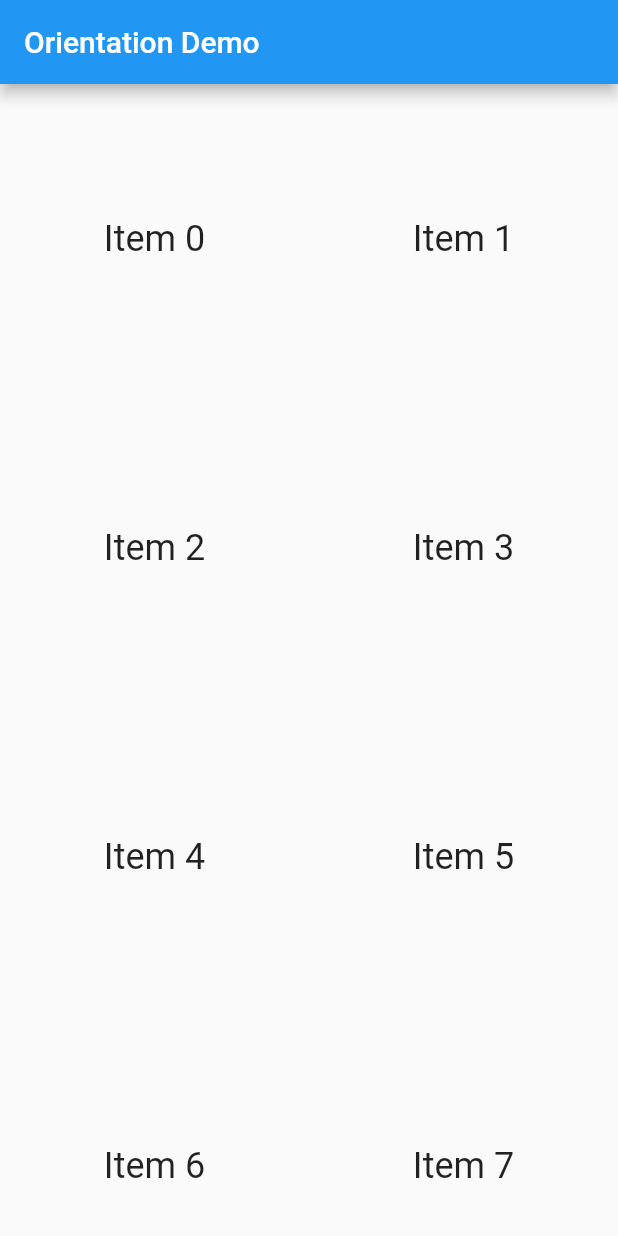
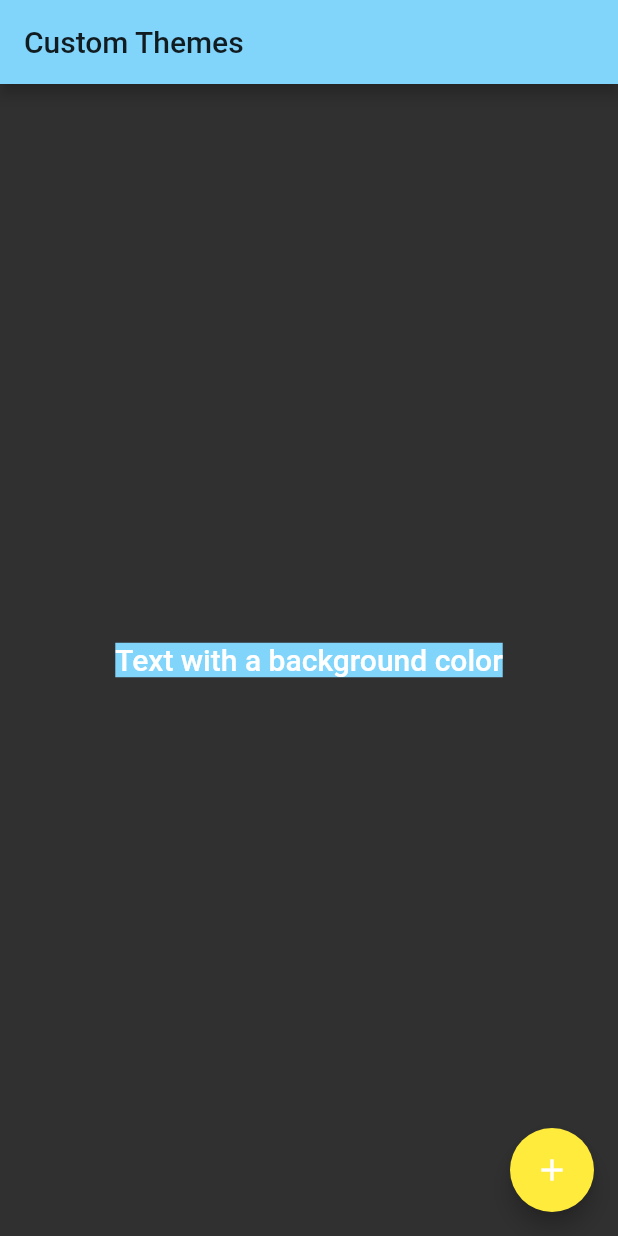
Before and after one commit to liwan11123123/flutter-test, a Flutter app: the screen it shows after launch, on a phone screen of 412 x 824 dp. Run offline on Flutter 3.47's test engine with Material 2 defaults, Android fonts, the phone set to English and light mode, and no system bars; Roboto replaces fonts that are missing (Montserrat).

Commit message:
继承父主题

```diff
--- a/lib/main.dart
+++ b/lib/main.dart
@@ -1411,8 +1411,59 @@
 //   }
 // }
 
+// // 根据横/竖屏 方向 决定绘制UI
+// import 'package:flutter/material.dart';
 
-// 根据横/竖屏 方向 决定绘制UI
+// void main() {
+//   runApp(MyApp());
+// }
+
+// class MyApp extends StatelessWidget {
+//   @override
+//   Widget build(BuildContext context) {
+//     final appTitle = 'Orientation Demo';
+
+//     return MaterialApp(
+//       title: appTitle,
+//       home: OrientationList(
+//         title: appTitle,
+//       ),
+//     );
+//   }
+// }
+
+// class OrientationList extends StatelessWidget {
+//   final String title;
+//   OrientationList({Key key, this.title}) : super(key: key);
+
+//   @override
+//   Widget build(BuildContext context) {
+//     return Scaffold(
+//       appBar: AppBar(
+//         title: Text(title),
+//       ),
+//       body: OrientationBuilder(
+//         builder: (BuildContext context, orientation) {
+//           return GridView.count(
+//             crossAxisCount: orientation == Orientation.portrait ? 2 : 3,
+//             children: List.generate(100, (index) {
+//               return Center(
+//                 child: Text(
+//                   'Item $index',
+//                   style: Theme.of(context).textTheme.headline,
+//                 ),
+//               );
+//             }),
+//           );
+//         },
+//       ),
+//     );
+//   }
+// }
+
+
+// 继承父主题
+import 'package:flutter/foundation.dart';
 import 'package:flutter/material.dart';
 
 void main() {
@@ -1422,20 +1473,29 @@ void main() {
 class MyApp extends StatelessWidget {
   @override
   Widget build(BuildContext context) {
-    final appTitle = 'Orientation Demo';
+    final appName = 'Custom Themes';
 
     return MaterialApp(
-      title: appTitle,
-      home: OrientationList(
-        title: appTitle,
+      title: appName,
+      theme: ThemeData(
+          brightness: Brightness.dark,
+          primaryColor: Colors.lightBlue[200],
+          accentColor: Colors.cyan[600],
+          fontFamily: 'Montserrat',
+          textTheme: TextTheme(
+              headline: TextStyle(fontSize: 72.0, fontWeight: FontWeight.bold),
+            )
+          ),
+      home: MyHomePage(
+        title: appName,
       ),
     );
   }
 }
 
-class OrientationList extends StatelessWidget {
+class MyHomePage extends StatelessWidget {
   final String title;
-  OrientationList({Key key, this.title}) : super(key: key);
+  MyHomePage({Key key, @required this.title}) : super(key: key);
 
   @override
   Widget build(BuildContext context) {
@@ -1443,20 +1503,21 @@ class OrientationList extends StatelessWidget {
       appBar: AppBar(
         title: Text(title),
       ),
-      body: OrientationBuilder(
-        builder: (BuildContext context, orientation) {
-          return GridView.count(
-            crossAxisCount: orientation == Orientation.portrait ? 2 : 3,
-            children: List.generate(100, (index) {
-              return Center(
-                child: Text(
-                  'Item $index',
-                  style: Theme.of(context).textTheme.headline,
-                ),
-              );
-            }),
-          );
-        },
+      body: Center(
+        child: Container(
+          color: Theme.of(context).primaryColor,
+          child: Text(
+            'Text with a background color',
+            style: Theme.of(context).textTheme.title,
+          ),
+        ),
+      ),
+      floatingActionButton: Theme(
+        data: Theme.of(context).copyWith(accentColor: Colors.yellow),
+        child: FloatingActionButton(
+          onPressed: null,
+          child: Icon(Icons.add),
+        ),
       ),
     );
   }
```
